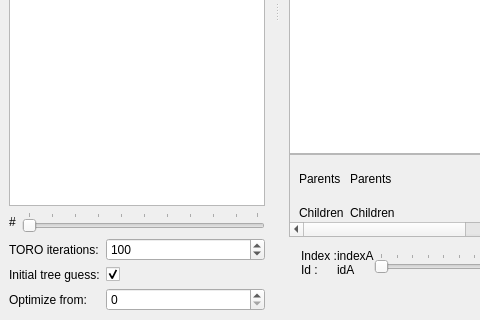
Old version of the form guilib/src/ui/DatabaseViewer.ui in the repository introlab/rtabmap; both pictures show x 0 to 480 and y 317 to 637 of the 1041 by 637 pixel window.
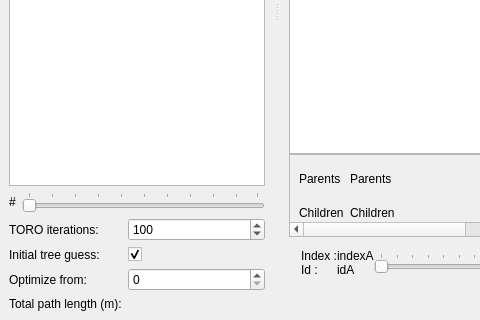
New version of the form. Custom widgets are drawn as their Qt base class.

Commit message: DatabaseViewer: Added total path length under the Graph view

The edit to the form file:
```diff
--- a/guilib/src/ui/DatabaseViewer.ui
+++ b/guilib/src/ui/DatabaseViewer.ui
@@ -442,6 +442,20 @@
          </property>
         </widget>
        </item>
+       <item row="3" column="0">
+        <widget class="QLabel" name="label_10">
+         <property name="text">
+          <string>Total path length (m):</string>
+         </property>
+        </widget>
+       </item>
+       <item row="3" column="1">
+        <widget class="QLabel" name="label_pathLength">
+         <property name="text">
+          <string/>
+         </property>
+        </widget>
+       </item>
       </layout>
      </item>
     </layout>
```
The commit also changes 2 other files.
